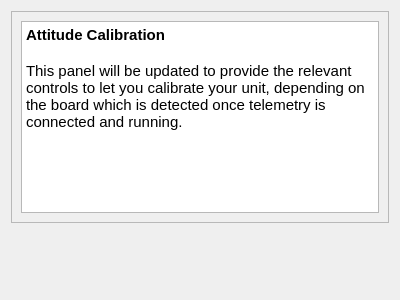
Before: the Qt Designer form ground/openpilotgcs/src/plugins/config/defaultattitude.ui in librepilot/LibrePilot, drawn with Qt 5.
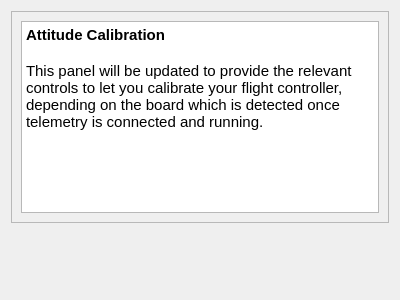
After: the same form once the commit is applied.

```diff
--- a/ground/openpilotgcs/src/plugins/config/defaultattitude.ui
+++ b/ground/openpilotgcs/src/plugins/config/defaultattitude.ui
@@ -32,7 +32,7 @@
 &lt;/style&gt;&lt;/head&gt;&lt;body style=&quot; font-family:'MS Shell Dlg 2'; font-size:8.25pt; font-weight:400; font-style:normal;&quot;&gt;
 &lt;p style=&quot; margin-top:0px; margin-bottom:0px; margin-left:0px; margin-right:0px; -qt-block-indent:0; text-indent:0px;&quot;&gt;&lt;span style=&quot; font-family:'Ubuntu'; font-size:11pt; font-weight:600;&quot;&gt;Attitude Calibration&lt;/span&gt;&lt;/p&gt;
 &lt;p style=&quot;-qt-paragraph-type:empty; margin-top:0px; margin-bottom:0px; margin-left:0px; margin-right:0px; -qt-block-indent:0; text-indent:0px; font-family:'Ubuntu'; font-size:11pt; font-weight:600;&quot;&gt;&lt;br /&gt;&lt;/p&gt;
-&lt;p style=&quot; margin-top:0px; margin-bottom:0px; margin-left:0px; margin-right:0px; -qt-block-indent:0; text-indent:0px;&quot;&gt;&lt;span style=&quot; font-family:'Ubuntu'; font-size:11pt;&quot;&gt;This panel will be updated to provide the relevant controls to let you calibrate your unit, depending on the board which is detected once telemetry is connected and running.&lt;/span&gt;&lt;/p&gt;
+&lt;p style=&quot; margin-top:0px; margin-bottom:0px; margin-left:0px; margin-right:0px; -qt-block-indent:0; text-indent:0px;&quot;&gt;&lt;span style=&quot; font-family:'Ubuntu'; font-size:11pt;&quot;&gt;This panel will be updated to provide the relevant controls to let you calibrate your flight controller, depending on the board which is detected once telemetry is connected and running.&lt;/span&gt;&lt;/p&gt;
 &lt;p style=&quot;-qt-paragraph-type:empty; margin-top:0px; margin-bottom:0px; margin-left:0px; margin-right:0px; -qt-block-indent:0; text-indent:0px; font-family:'Ubuntu'; font-size:11pt;&quot;&gt;&lt;br /&gt;&lt;/p&gt;&lt;/body&gt;&lt;/html&gt;</string>
         </property>
        </widget>
```
